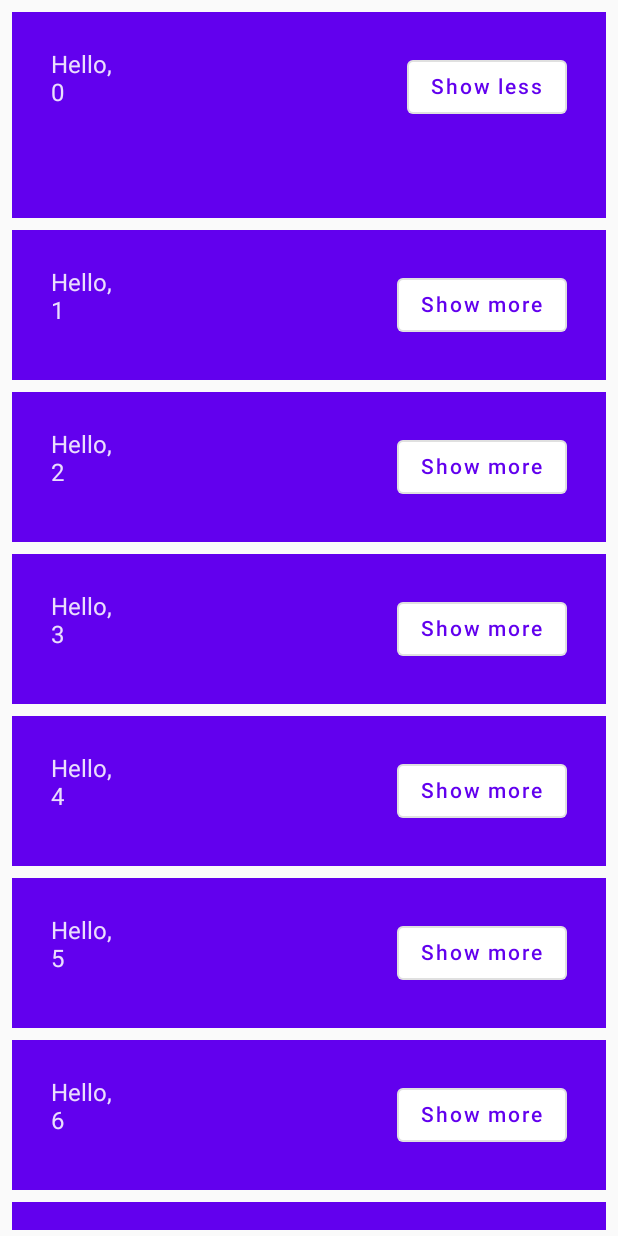
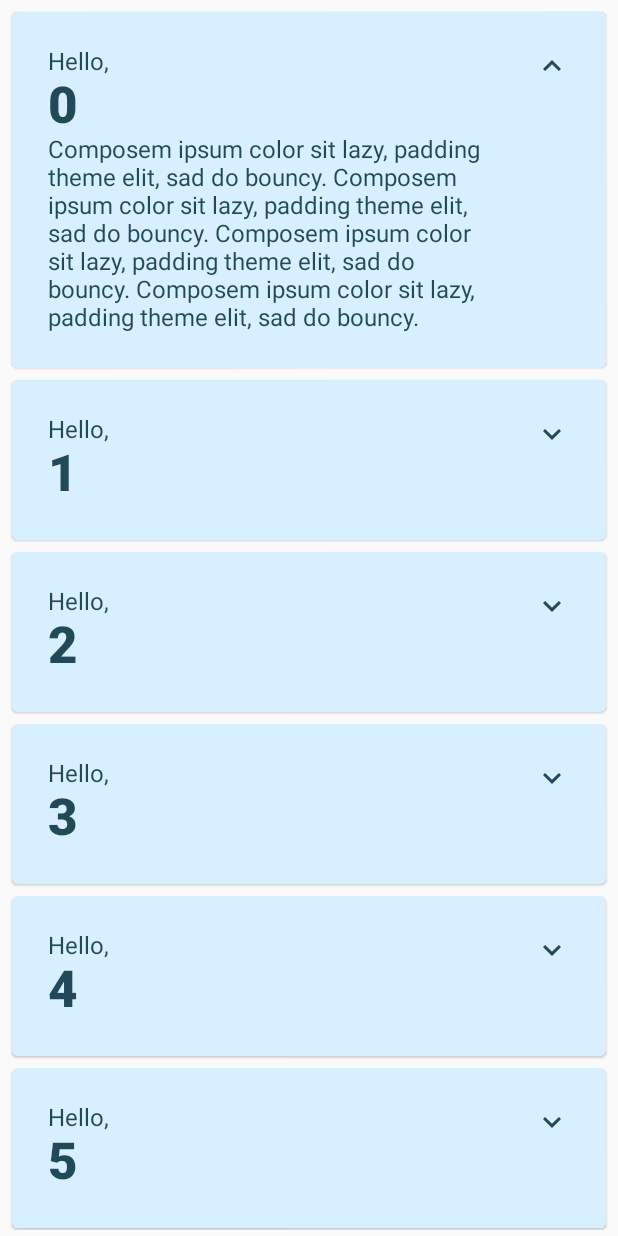
Before and after one commit to littleKingdom26/jetpackCompose, an Android app built with Jetpack Compose: the screen it shows after launch (MainActivity), after a tap on "Show more", on a phone screen of 412 x 824 dp. Run offline under Robolectric (Android 15) with nearby library versions, the phone set to English and light mode, and no system bars; 1 other tap on this screen came first.

Commit message:
jetpack Compose 마무리

```diff
--- a/app/build.gradle
+++ b/app/build.gradle
@@ -53,9 +53,12 @@ dependencies {
     implementation "androidx.compose.ui:ui-tooling-preview:$compose_version"
     implementation 'androidx.lifecycle:lifecycle-runtime-ktx:2.3.1'
     implementation 'androidx.activity:activity-compose:1.3.1'
+    implementation "androidx.compose.material:material-icons-extended:$compose_version"
+
     testImplementation 'junit:junit:4.13.2'
     androidTestImplementation 'androidx.test.ext:junit:1.1.3'
     androidTestImplementation 'androidx.test.espresso:espresso-core:3.4.0'
     androidTestImplementation "androidx.compose.ui:ui-test-junit4:$compose_version"
     debugImplementation "androidx.compose.ui:ui-tooling:$compose_version"
+
 }
--- a/app/src/main/java/kr/co/jetpackcompose/MainActivity.kt
+++ b/app/src/main/java/kr/co/jetpackcompose/MainActivity.kt
@@ -1,8 +1,10 @@
 package kr.co.jetpackcompose
 
+import android.content.res.Configuration.UI_MODE_NIGHT_YES
 import android.os.Bundle
 import androidx.activity.ComponentActivity
 import androidx.activity.compose.setContent
+import androidx.compose.animation.animateContentSize
 import androidx.compose.animation.core.Spring
 import androidx.compose.animation.core.animateDpAsState
 import androidx.compose.animation.core.spring
@@ -10,10 +12,16 @@ import androidx.compose.foundation.layout.*
 import androidx.compose.foundation.lazy.LazyColumn
 import androidx.compose.foundation.lazy.items
 import androidx.compose.material.*
+import androidx.compose.material.Icon
+import androidx.compose.material.icons.Icons
+import androidx.compose.material.icons.filled.ExpandLess
+import androidx.compose.material.icons.filled.ExpandMore
 import androidx.compose.runtime.*
 import androidx.compose.runtime.saveable.rememberSaveable
 import androidx.compose.ui.Alignment
 import androidx.compose.ui.Modifier
+import androidx.compose.ui.res.stringResource
+import androidx.compose.ui.text.font.FontWeight
 import androidx.compose.ui.tooling.preview.Preview
 import androidx.compose.ui.unit.dp
 import kr.co.jetpackcompose.ui.theme.JetpackComposeTheme
@@ -50,7 +58,8 @@ fun OnboardingScreen(onContinueClicked:() -> Unit){
             Text("코드렙에 오신거 환영합니다.")
             Button(
                 modifier = Modifier.padding(vertical = 24.dp),
-                onClick = onContinueClicked) {
+                onClick = onContinueClicked
+            ) {
                 Text(text = "컨티뉴")
             }
         }
@@ -58,45 +67,62 @@ fun OnboardingScreen(onContinueClicked:() -> Unit){
 }
 
 @Composable
-fun Greetings(names:List<String> = List(1000){"$it"}){
-    LazyColumn(Modifier.padding(vertical = 4.dp)){
-        items(items = names) {
-            name -> Greeting(name = name)
+fun Greetings(names: List<String> = List(1000) { "$it" }) {
+    LazyColumn(Modifier.padding(vertical = 4.dp)) {
+        items(items = names) { name ->
+            Greeting(name = name)
 
         }
-
     }
 }
 
 
 @Composable
 fun Greeting(name: String) {
-    val expended = remember { mutableStateOf(false)}
-    val extraPadding by animateDpAsState(if (expended.value) 48.dp else 0.dp ,
-    animationSpec = spring(
-        dampingRatio = Spring.DampingRatioMediumBouncy,
-        stiffness = Spring.StiffnessLow
-    ))
+    Card(
+        backgroundColor = MaterialTheme.colors.primary,
+        modifier = Modifier.padding(vertical = 4.dp, horizontal = 8.dp)
+    ){
+        CardContent(name)
+    }
+}
 
+@Composable
+private fun CardContent(name:String){
 
-
-    Surface(
-        color = MaterialTheme.colors.primary,
-        modifier = Modifier.padding(vertical = 4.dp, horizontal = 8.dp)
+    var expended by remember { mutableStateOf(false)}
+    Row(
+        modifier = Modifier
+            .padding(12.dp)
+            .animateContentSize(
+                animationSpec = spring(
+                    Spring.DampingRatioMediumBouncy,
+                    stiffness = Spring.StiffnessLow
+                )
+            )
     ) {
-        Row(modifier = Modifier.padding(26.dp)) {
-            Column(
-                modifier = Modifier
-                    .weight(1f)
-                    .padding(bottom = extraPadding.coerceAtLeast(0.dp))
-            ) {
-                Text(text = "Hello,")
-                Text(text = name)
+        Column(modifier = Modifier
+            .weight(1f)
+            .padding(12.dp)) {
+            Text("Hello, ")
+            Text(
+                text = name,
+                style = MaterialTheme.typography.h4.copy(fontWeight = FontWeight.ExtraBold)
+            )
+            if (expended) {
+                Text(text = ("Composem ipsum color sit lazy, "+
+                "padding theme elit, sad do bouncy. ").repeat(4),)
             }
-            OutlinedButton(onClick = { expended.value = !expended.value }) {
-                Text(if (expended.value) "Show less" else "Show more")
-            }
-
+        }
+        IconButton(onClick = {expended = !expended}){
+            Icon(
+                imageVector = if(expended) Icons.Filled.ExpandLess else Icons.Filled.ExpandMore,
+                contentDescription = if(expended){
+                    stringResource(id = R.string.show_less)
+                }else{
+                    stringResource(id = R.string.show_more)
+                }
+            )
         }
     }
 }
@@ -109,11 +135,16 @@ fun OnboardingPreview(){
     }
 }
 
-
-@Preview(showBackground = true,name="Text preview", widthDp = 320)
+@Preview(
+    showBackground = true,
+    widthDp = 320,
+    uiMode = UI_MODE_NIGHT_YES,
+    name = "DefaultPreviewDark"
+)
+@Preview(showBackground = true, widthDp = 320)
 @Composable
 fun DefaultPreview() {
     JetpackComposeTheme {
-        MyApp()
+        Greetings()
     }
 }
--- a/app/src/main/java/kr/co/jetpackcompose/ui/theme/Color.kt
+++ b/app/src/main/java/kr/co/jetpackcompose/ui/theme/Color.kt
@@ -6,3 +6,7 @@ val Purple200 = Color(0xFFBB86FC)
 val Purple500 = Color(0xFF6200EE)
 val Purple700 = Color(0xFF3700B3)
 val Teal200 = Color(0xFF03DAC5)
+val Navy = Color(0xFF073042)
+val Blue = Color(0xFF4285F4)
+val LightBlue = Color(0xFFD7EFFE)
+val Chartreuse = Color(0xFFEFF7CF)
--- a/app/src/main/java/kr/co/jetpackcompose/ui/theme/Theme.kt
+++ b/app/src/main/java/kr/co/jetpackcompose/ui/theme/Theme.kt
@@ -5,17 +5,20 @@ import androidx.compose.material.MaterialTheme
 import androidx.compose.material.darkColors
 import androidx.compose.material.lightColors
 import androidx.compose.runtime.Composable
+import androidx.compose.ui.graphics.Color
 
 private val DarkColorPalette = darkColors(
-    primary = Purple200,
-    primaryVariant = Purple700,
-    secondary = Teal200
+    surface = Blue,
+    onSurface = Navy,
+    primary = Navy,
+    onPrimary = Chartreuse,
 )
 
 private val LightColorPalette = lightColors(
-    primary = Purple500,
-    primaryVariant = Purple700,
-    secondary = Teal200
+    surface = Blue,
+    onSurface = Color.White,
+    primary = LightBlue,
+    onPrimary = Navy
 
     /* Other default colors to override
     background = Color.White,
--- a/app/src/main/res/values/strings.xml
+++ b/app/src/main/res/values/strings.xml
@@ -1,3 +1,5 @@
 <resources>
     <string name="app_name">jetpackCompose</string>
+    <string name="show_less">Show less</string>
+    <string name="show_more">Show more</string>
 </resources>
```
